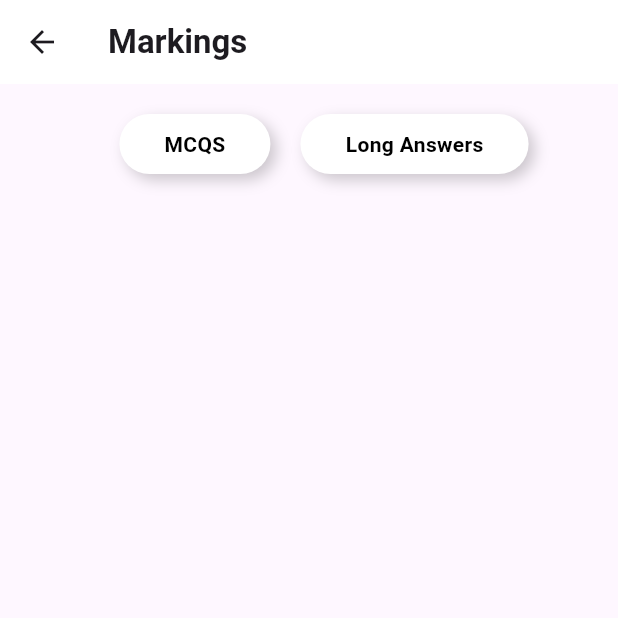
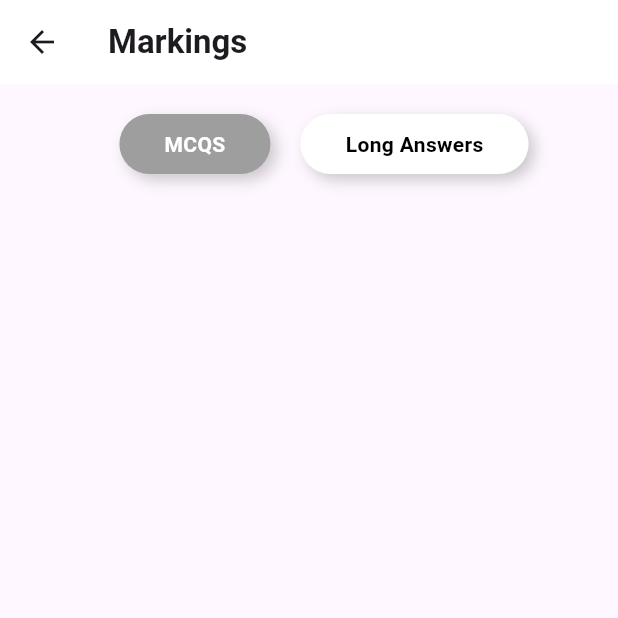
Before and after one commit to Shayaan-Kashif/EduLift, a Flutter app: the Markings screen opened by its route, after a tap on "MCQS", on a phone screen of 412 x 824 dp, the top half of it. Run offline on Flutter 3.47's test engine with Material 3 defaults, Android fonts, the phone set to English and light mode, and no system bars.

Commit message:
Added ability to have selected button change colour

```diff
--- a/lib/markings.dart
+++ b/lib/markings.dart
@@ -8,6 +8,8 @@ class Markings extends StatefulWidget {
 }
 
 class _MarkingsState extends State<Markings> {
+
+  String selectedButton = '';
 
   @override
   Widget build(BuildContext context) {
@@ -27,7 +29,10 @@ class _MarkingsState extends State<Markings> {
               // First button (Option 1) with rounded corners and shadow
               InkWell(
                 onTap: () {
-                  print('MCQS button tapped!');
+                  print("MCQS Button pressed");
+                  setState(() {
+                    selectedButton = 'MCQS';
+                  });
                 },
                 splashColor: Colors.transparent,  // Disable the splash (ripple) effect
                 highlightColor: Colors.transparent, // Disable the highlight effect
@@ -35,7 +40,7 @@ class _MarkingsState extends State<Markings> {
                   margin: EdgeInsets.only(top: 20.0, left: 20), // Margin at the top
                   padding: EdgeInsets.symmetric(horizontal: 30, vertical: 10),
                   decoration: BoxDecoration(
-                    color: Colors.white,
+                    color: selectedButton == 'MCQS' ? Colors.grey : Colors.white,
                     borderRadius: BorderRadius.circular(20),
                     boxShadow: [
                       BoxShadow(
@@ -48,7 +53,7 @@ class _MarkingsState extends State<Markings> {
                   child: Text(
                     "MCQS",
                     style: TextStyle(
-                      color: Colors.black,
+                      color: selectedButton == 'MCQS' ? Colors.white : Colors.black,
                       fontWeight: FontWeight.bold,
                     ),
                   ),
@@ -59,7 +64,10 @@ class _MarkingsState extends State<Markings> {
               // Second button (Option 2) with rounded corners and shadow
               InkWell(
                 onTap: () {
-                  print('Long Answers button tapped!');
+                  print("Long Answers Button pressed");
+                  setState(() {
+                    selectedButton = 'Long Answers';
+                  });
                 },
                 splashColor: Colors.transparent,  // Disable the splash (ripple) effect
                 highlightColor: Colors.transparent, // Disable the highlight effect
@@ -67,7 +75,7 @@ class _MarkingsState extends State<Markings> {
                   margin: EdgeInsets.only(top: 20.0, left: 20), // Margin at the top
                   padding: EdgeInsets.symmetric(horizontal: 30, vertical: 10),
                   decoration: BoxDecoration(
-                    color: Colors.white,
+                    color: selectedButton == 'Long Answers' ? Colors.grey : Colors.white,
                     borderRadius: BorderRadius.circular(20),
                     boxShadow: [
                       BoxShadow(
@@ -80,7 +88,7 @@ class _MarkingsState extends State<Markings> {
                   child: Text(
                     "Long Answers",
                     style: TextStyle(
-                      color: Colors.black,
+                      color: selectedButton == 'Long Answers' ? Colors.white : Colors.black,
                       fontWeight: FontWeight.bold,
                     ),
                   ),
```
